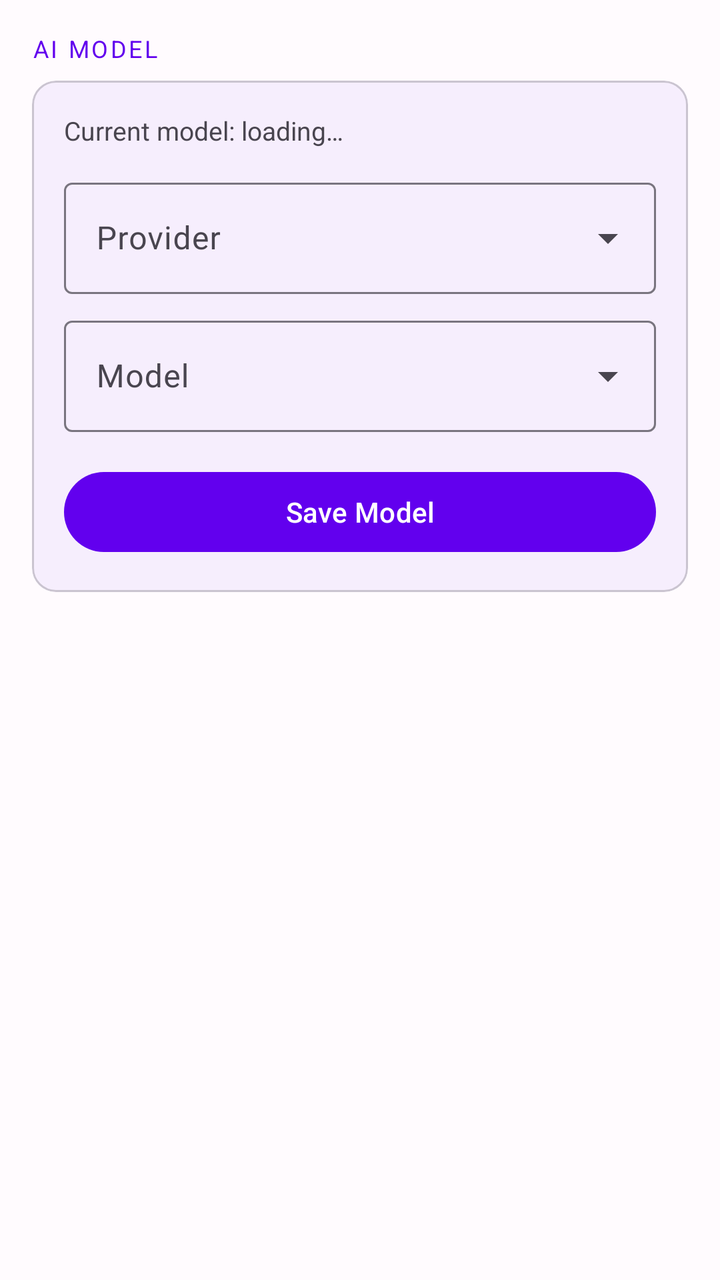
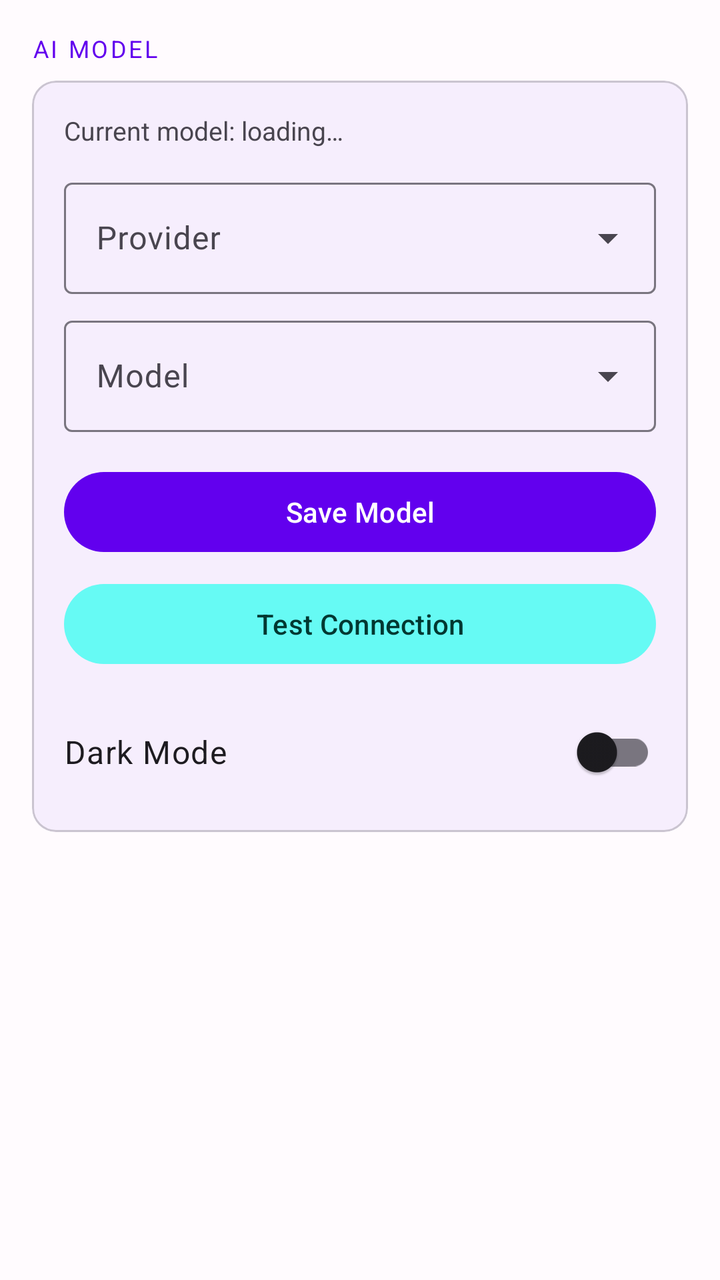

An Android layout rendered at two revisions. The XML below is the earlier revision; the diff shows what the commit changed to produce the second picture.
<!-- AndroidManifest.xml: application theme Theme.RiverSong -->
<!-- res/layout/fragment_settings.xml -->
<?xml version="1.0" encoding="utf-8"?>
<ScrollView
    xmlns:android="http://schemas.android.com/apk/res/android"
    xmlns:app="http://schemas.android.com/apk/res-auto"
    android:layout_width="match_parent"
    android:layout_height="match_parent"
    android:background="?attr/colorSurface">

    <LinearLayout
        android:layout_width="match_parent"
        android:layout_height="wrap_content"
        android:orientation="vertical"
        android:padding="16dp">

        <TextView
            android:layout_width="match_parent"
            android:layout_height="wrap_content"
            android:text="AI Model"
            android:textSize="12sp"
            android:textAllCaps="true"
            android:textColor="?attr/colorPrimary"
            android:letterSpacing="0.1"
            android:layout_marginBottom="8dp" />

        <com.google.android.material.card.MaterialCardView
            android:layout_width="match_parent"
            android:layout_height="wrap_content"
            app:cardElevation="1dp"
            app:cardCornerRadius="12dp"
            android:layout_marginBottom="16dp">

            <LinearLayout
                android:layout_width="match_parent"
                android:layout_height="wrap_content"
                android:orientation="vertical"
                android:padding="16dp">

                <TextView
                    android:id="@+id/textViewCurrentModel"
                    android:layout_width="match_parent"
                    android:layout_height="wrap_content"
                    android:text="Current model: loading…"
                    android:textSize="13sp"
                    android:textColor="?attr/colorOnSurfaceVariant"
                    android:layout_marginBottom="12dp" />

                <com.google.android.material.textfield.TextInputLayout
                    android:id="@+id/layoutProviderSpinner"
                    style="@style/Widget.Material3.TextInputLayout.OutlinedBox.ExposedDropdownMenu"
                    android:layout_width="match_parent"
                    android:layout_height="wrap_content"
                    android:hint="Provider"
                    android:layout_marginBottom="8dp">

                    <AutoCompleteTextView
                        android:id="@+id/spinnerProvider"
                        android:layout_width="match_parent"
                        android:layout_height="wrap_content"
                        android:inputType="none" />

                </com.google.android.material.textfield.TextInputLayout>

                <com.google.android.material.textfield.TextInputLayout
                    android:id="@+id/layoutModelSpinner"
                    style="@style/Widget.Material3.TextInputLayout.OutlinedBox.ExposedDropdownMenu"
                    android:layout_width="match_parent"
                    android:layout_height="wrap_content"
                    android:hint="Model"
                    android:layout_marginBottom="16dp">

                    <AutoCompleteTextView
                        android:id="@+id/spinnerModel"
                        android:layout_width="match_parent"
                        android:layout_height="wrap_content"
                        android:inputType="none" />

                </com.google.android.material.textfield.TextInputLayout>

                <com.google.android.material.button.MaterialButton
                    android:id="@+id/buttonSaveModel"
                    android:layout_width="match_parent"
                    android:layout_height="wrap_content"
                    android:text="Save Model" />

            </LinearLayout>
        </com.google.android.material.card.MaterialCardView>

        <ProgressBar
            android:id="@+id/progressBarSettings"
            android:layout_width="wrap_content"
            android:layout_height="wrap_content"
            android:layout_gravity="center_horizontal"
            android:visibility="gone" />

    </LinearLayout>
</ScrollView>
<!-- resources referenced by this layout -->
<resources>
  <style name="Theme.RiverSong" parent="Theme.Material3.DayNight.NoActionBar">
          <item name="colorPrimary">@color/river_song_primary</item>
          <item name="colorOnPrimary">@color/river_song_on_primary</item>
          <item name="colorPrimaryContainer">@color/river_song_primary_container</item>
          <item name="colorOnPrimaryContainer">@color/river_song_on_primary_container</item>
  
          <item name="colorSecondary">@color/river_song_secondary</item>
          <item name="colorOnSecondary">@color/river_song_on_secondary</item>
          <item name="colorSecondaryContainer">@color/river_song_secondary_container</item>
          <item name="colorOnSecondaryContainer">@color/river_song_on_secondary_container</item>
  
          <item name="colorTertiary">@color/river_song_tertiary</item>
          <item name="colorOnTertiary">@color/river_song_on_tertiary</item>
          <item name="colorTertiaryContainer">@color/river_song_tertiary_container</item>
          <item name="colorOnTertiaryContainer">@color/river_song_on_tertiary_container</item>
  
          <item name="colorError">@color/river_song_error</item>
          <item name="colorOnError">@color/river_song_on_error</item>
          <item name="colorErrorContainer">@color/river_song_error_container</item>
          <item name="colorOnErrorContainer">@color/river_song_on_error_container</item>
  
          <item name="android:colorBackground">@color/river_song_background</item>
          <item name="colorOnBackground">@color/river_song_on_background</item>
          <item name="colorSurface">@color/river_song_surface</item>
          <item name="colorOnSurface">@color/river_song_on_surface</item>
          <item name="colorSurfaceVariant">@color/river_song_surface_variant</item>
          <item name="colorOnSurfaceVariant">@color/river_song_on_surface_variant</item>
          <item name="colorOutline">@color/river_song_outline</item>
  
          <item name="android:statusBarColor">?attr/colorPrimary</item>
          <item name="android:windowLightStatusBar">true</item>
          <item name="android:navigationBarColor">?attr/colorSurface</item>
      </style>
  <color name="river_song_primary">#6200EE</color>
  <color name="river_song_on_primary">#FFFFFF</color>
  <color name="river_song_primary_container">#BB86FC</color>
  <color name="river_song_on_primary_container">#21005D</color>
  <color name="river_song_secondary">#03DAC6</color>
  <color name="river_song_on_secondary">#000000</color>
  <color name="river_song_secondary_container">#66FAF4</color>
  <color name="river_song_on_secondary_container">#003831</color>
  <color name="river_song_tertiary">#018786</color>
  <color name="river_song_on_tertiary">#FFFFFF</color>
  <color name="river_song_tertiary_container">#A7E7E7</color>
  <color name="river_song_on_tertiary_container">#002C2C</color>
  <color name="river_song_error">#B00020</color>
  <color name="river_song_on_error">#FFFFFF</color>
  <color name="river_song_error_container">#FCD8DF</color>
  <color name="river_song_on_error_container">#410002</color>
  <color name="river_song_background">#F7F2F9</color>
  <color name="river_song_on_background">#1C1B1F</color>
  <color name="river_song_surface">#FFFBFE</color>
  <color name="river_song_on_surface">#1C1B1F</color>
  <color name="river_song_surface_variant">#E7E0EC</color>
  <color name="river_song_on_surface_variant">#49454F</color>
  <color name="river_song_outline">#79757F</color>
</resources>

<!-- the commit's change to res/layout/fragment_settings.xml (unified diff, before → after) -->
@@ -82,6 +82,22 @@
                     android:layout_height="wrap_content"
                     android:text="Save Model" />
 
+                <com.google.android.material.button.MaterialButton
+                    android:id="@+id/buttonTestConnection"
+                    style="@style/Widget.Material3.Button.TonalButton"
+                    android:layout_width="match_parent"
+                    android:layout_height="wrap_content"
+                    android:layout_marginTop="8dp"
+                    android:text="Test Connection" />
+
+                <com.google.android.material.switchmaterial.SwitchMaterial
+                    android:id="@+id/switchDarkMode"
+                    android:layout_width="match_parent"
+                    android:layout_height="wrap_content"
+                    android:layout_marginTop="16dp"
+                    android:text="Dark Mode"
+                    android:textAppearance="?attr/textAppearanceBodyLarge" />
+
             </LinearLayout>
         </com.google.android.material.card.MaterialCardView>
 
